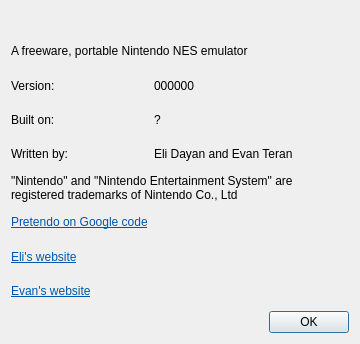
Above: qt/About.ui from eteran/pretendo before the change. Below: the same form after it.
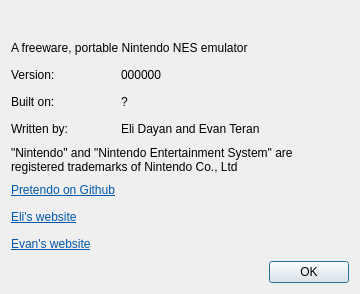
That is the form after the change. Icons and pictures are not drawn.

Commit message: updating About dialog box

Diff of the .ui file:
```diff
--- a/qt/About.ui
+++ b/qt/About.ui
@@ -7,7 +7,7 @@
     <x>0</x>
     <y>0</y>
     <width>360</width>
-    <height>344</height>
+    <height>294</height>
    </rect>
   </property>
   <property name="sizePolicy">
@@ -127,7 +127,7 @@
    <item row="6" column="0" colspan="2">
     <widget class="QLabel" name="label_9">
      <property name="text">
-      <string>&lt;html&gt;&lt;head/&gt;&lt;body&gt;&lt;p&gt;&lt;a href=&quot;http://code.google.com/p/pretendo/&quot;&gt;&lt;span style=&quot; text-decoration: underline; color:#0057ae;&quot;&gt;Pretendo on Google code&lt;/span&gt;&lt;/a&gt;&lt;/p&gt;&lt;/body&gt;&lt;/html&gt;</string>
+      <string>&lt;html&gt;&lt;head/&gt;&lt;body&gt;&lt;p&gt;&lt;a href=&quot;http://github.com/eteran/pretendo&quot;&gt;&lt;span style=&quot; text-decoration: underline; color:#0057ae;&quot;&gt;Pretendo on Github&lt;/span&gt;&lt;/a&gt;&lt;/p&gt;&lt;/body&gt;&lt;/html&gt;</string>
      </property>
      <property name="openExternalLinks">
       <bool>true</bool>
```
